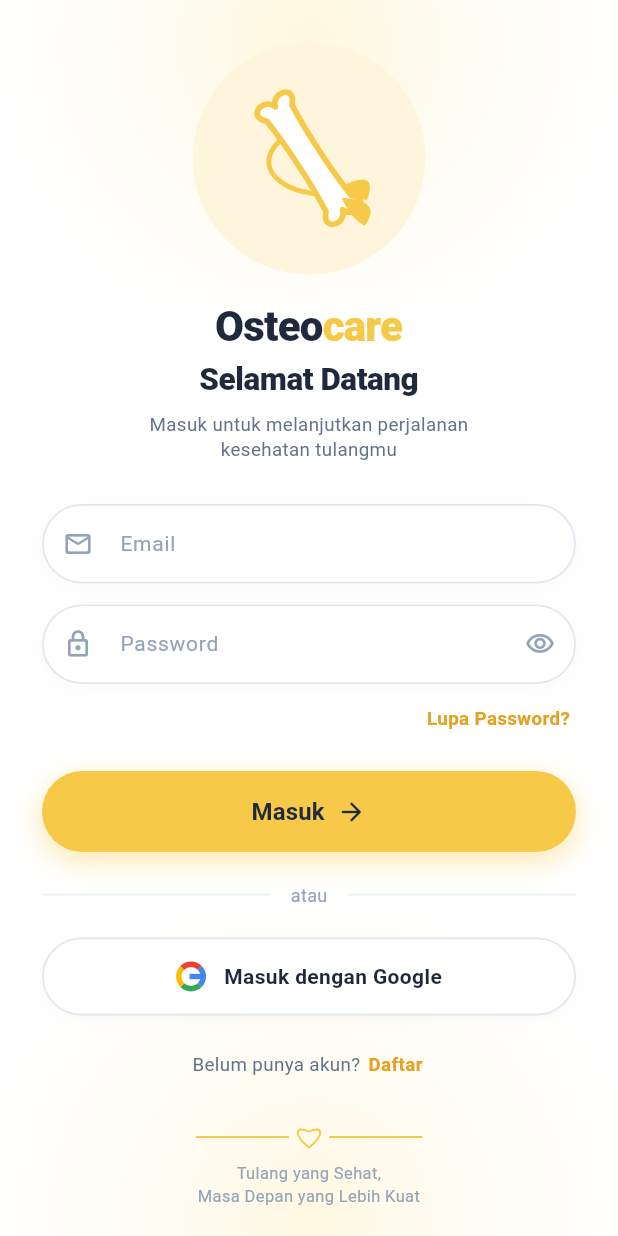
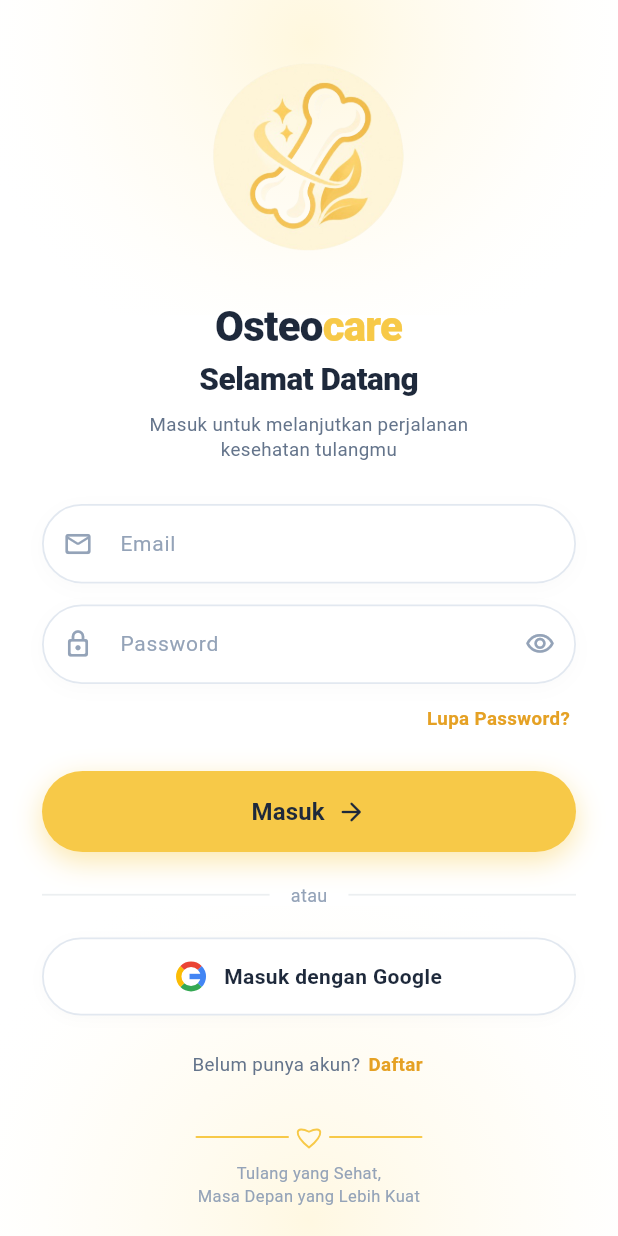
Before and after one commit to juliaaio/oste, a Flutter app: the screen it shows after launch, after a tap on "Mulai", on a phone screen of 412 x 824 dp. Run offline on Flutter 3.47's test engine with Material 3 defaults, Android fonts, the phone set to English and light mode, and no system bars; our stand-ins replace cloud_firestore, firebase_auth, firebase_core; accounts and stored records are empty.

```diff
--- a/lib/features/auth/login/login_page.dart
+++ b/lib/features/auth/login/login_page.dart
@@ -71,11 +71,12 @@
                   const SizedBox(height: 28),
 
                   // Logo Medallion Osteocare di bagian atas
-                  const SizedBox(
+                  SizedBox(
                     width: 155,
                     height: 155,
-                    child: CustomPaint(
-                      painter: _OsteocareLogoPainter(),
+                    child: Image.asset(
+                      'assets/images/logo_bone.png',
+                      fit: BoxFit.contain,
                     ),
                   ),
                   const SizedBox(height: 18),
--- a/lib/features/welcome/welcome_page.dart
+++ b/lib/features/welcome/welcome_page.dart
@@ -119,12 +119,13 @@
                           Column(
                             mainAxisSize: MainAxisSize.min,
                             children: [
-                              // Medallion Logo Tulang & Daun Emas
+                              // Logo Tulang & Daun Emas
                               SizedBox(
                                 width: math.min(size.width * 0.58, 220),
                                 height: math.min(size.width * 0.58, 220),
-                                child: const CustomPaint(
-                                  painter: _OsteocareLogoPainter(),
+                                child: Image.asset(
+                                  'assets/images/logo_bone.png',
+                                  fit: BoxFit.contain,
                                 ),
                               ),
                               const SizedBox(height: 28),
--- a/pubspec.yaml
+++ b/pubspec.yaml
@@ -64,9 +64,8 @@
   uses-material-design: true
 
   # To add assets to your application, add an assets section, like this:
-  # assets:
-  #   - images/a_dot_burr.jpeg
-  #   - images/a_dot_ham.jpeg
+  assets:
+    - assets/images/
 
   # An image asset can refer to one or more resolution-specific "variants", see
   # https://flutter.dev/to/resolution-aware-images
```
Also changed, not shown: assets/images/logo_bone.png (added).
